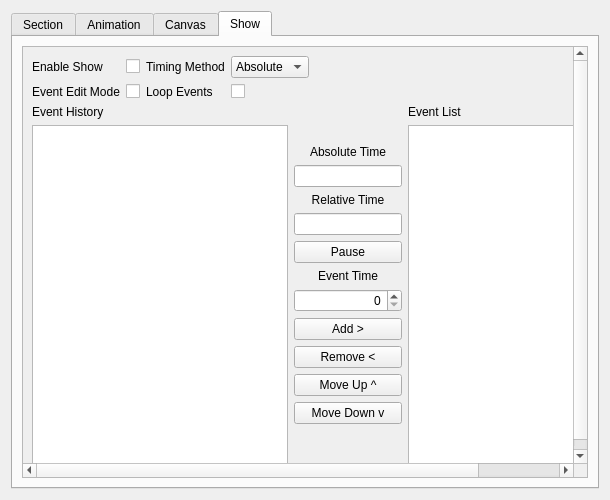
Old version of the form src/widget/maestrocontrolwidget.ui in the repository 8bitbuddhist/PixelMaestro-Studio.
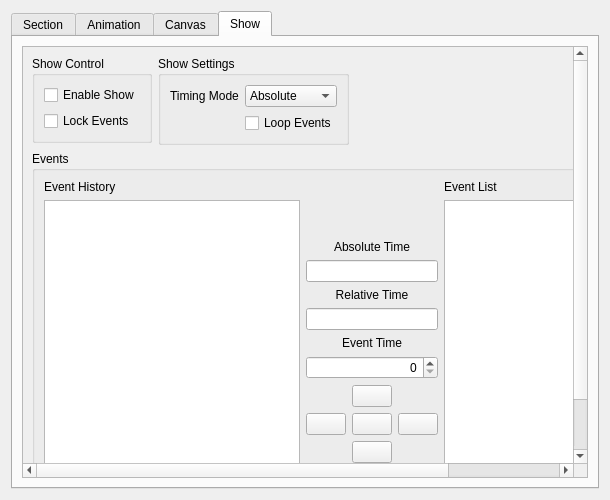
New version of the form. The open tabs and pages were chosen to show the change. Icons and pictures are not drawn.

Commit message: Revised Show UI. Several Show-related bugfixes.

Diff of the .ui file:
```diff
--- a/src/widget/maestrocontrolwidget.ui
+++ b/src/widget/maestrocontrolwidget.ui
@@ -1206,8 +1206,8 @@
            <rect>
             <x>0</x>
             <y>0</y>
-            <width>675</width>
-            <height>521</height>
+            <width>693</width>
+            <height>565</height>
            </rect>
           </property>
           <property name="sizePolicy">
@@ -1217,188 +1217,13 @@
            </sizepolicy>
           </property>
           <layout class="QGridLayout" name="gridLayout_5">
-           <item row="0" column="0">
-            <layout class="QGridLayout" name="showControlLayout">
-             <item row="0" column="0">
-              <widget class="QLabel" name="enableShowLabel">
-               <property name="text">
-                <string>Enable Show</string>
-               </property>
-              </widget>
-             </item>
-             <item row="1" column="0">
-              <widget class="QLabel" name="toggleShowModeLabel">
-               <property name="text">
-                <string>Event Edit Mode</string>
-               </property>
-              </widget>
-             </item>
+           <item row="2" column="0" colspan="5">
+            <widget class="QGroupBox" name="eventGroupBox">
+             <property name="title">
+              <string>Events</string>
+             </property>
+             <layout class="QGridLayout" name="gridLayout_17">
              <item row="1" column="1">
-              <widget class="QCheckBox" name="toggleShowModeCheckBox">
-               <property name="toolTip">
-                <string>If enabled, actions will no longer update the Maestro but will still be listed in the Event History</string>
-               </property>
-               <property name="text">
-                <string/>
-               </property>
-              </widget>
-             </item>
-             <item row="0" column="4">
-              <spacer name="horizontalSpacer_2">
-               <property name="orientation">
-                <enum>Qt::Horizontal</enum>
-               </property>
-               <property name="sizeHint" stdset="0">
-                <size>
-                 <width>40</width>
-                 <height>20</height>
-                </size>
-               </property>
-              </spacer>
-             </item>
-             <item row="0" column="1">
-              <widget class="QCheckBox" name="enableShowCheckBox">
-               <property name="toolTip">
-                <string>Enables support for queuing actions</string>
-               </property>
-               <property name="text">
-                <string/>
-               </property>
-              </widget>
-             </item>
-             <item row="0" column="2">
-              <widget class="QLabel" name="showTimingMethodLabel">
-               <property name="sizePolicy">
-                <sizepolicy hsizetype="Minimum" vsizetype="Preferred">
-                 <horstretch>0</horstretch>
-                 <verstretch>0</verstretch>
-                </sizepolicy>
-               </property>
-               <property name="text">
-                <string>Timing Method</string>
-               </property>
-               <property name="alignment">
-                <set>Qt::AlignLeading|Qt::AlignLeft|Qt::AlignVCenter</set>
-               </property>
-              </widget>
-             </item>
-             <item row="0" column="3">
-              <widget class="QComboBox" name="showTimingMethodComboBox">
-               <property name="sizePolicy">
-                <sizepolicy hsizetype="Minimum" vsizetype="Fixed">
-                 <horstretch>0</horstretch>
-                 <verstretch>0</verstretch>
-                </sizepolicy>
-               </property>
-               <property name="toolTip">
-                <string>Sets the timing method. Absolute tracks from the current time, while Relative tracks from the last Event time</string>
-               </property>
-               <item>
-                <property name="text">
-                 <string>Absolute</string>
-                </property>
-               </item>
-               <item>
-                <property name="text">
-                 <string>Relative</string>
-                </property>
-               </item>
-              </widget>
-             </item>
-             <item row="1" column="2">
-              <widget class="QLabel" name="loopLabel">
-               <property name="text">
-                <string>Loop Events</string>
-               </property>
-              </widget>
-             </item>
-             <item row="1" column="3">
-              <widget class="QCheckBox" name="loopCheckBox">
-               <property name="toolTip">
-                <string>Repeats the Show after the last Event (Relative timing only)</string>
-               </property>
-               <property name="text">
-                <string/>
-               </property>
-              </widget>
-             </item>
-            </layout>
-           </item>
-           <item row="1" column="0">
-            <layout class="QGridLayout" name="eventManagementLayout">
-             <item row="0" column="2">
-              <layout class="QVBoxLayout" name="eventListLayout">
-               <item>
-                <widget class="QLabel" name="eventListLabel">
-                 <property name="sizePolicy">
-                  <sizepolicy hsizetype="MinimumExpanding" vsizetype="Fixed">
-                   <horstretch>0</horstretch>
-                   <verstretch>0</verstretch>
-                  </sizepolicy>
-                 </property>
-                 <property name="text">
-                  <string>Event List</string>
-                 </property>
-                </widget>
-               </item>
-               <item>
-                <widget class="QListWidget" name="eventListWidget">
-                 <property name="sizePolicy">
-                  <sizepolicy hsizetype="MinimumExpanding" vsizetype="Minimum">
-                   <horstretch>0</horstretch>
-                   <verstretch>0</verstretch>
-                  </sizepolicy>
-                 </property>
-                 <property name="toolTip">
-                  <string>Lists all of the Show's events</string>
-                 </property>
-                 <property name="sizeAdjustPolicy">
-                  <enum>QAbstractScrollArea::AdjustIgnored</enum>
-                 </property>
-                 <property name="selectionMode">
-                  <enum>QAbstractItemView::ExtendedSelection</enum>
-                 </property>
-                </widget>
-               </item>
-              </layout>
-             </item>
-             <item row="0" column="0">
-              <layout class="QVBoxLayout" name="eventHistoryLayout">
-               <item>
-                <widget class="QLabel" name="eventHistoryLabel">
-                 <property name="sizePolicy">
-                  <sizepolicy hsizetype="MinimumExpanding" vsizetype="Fixed">
-                   <horstretch>0</horstretch>
-                   <verstretch>0</verstretch>
-                  </sizepolicy>
-                 </property>
-                 <property name="text">
-                  <string>Event History</string>
-                 </property>
-                </widget>
-               </item>
-               <item>
-                <widget class="QListWidget" name="eventHistoryWidget">
-                 <property name="sizePolicy">
-                  <sizepolicy hsizetype="MinimumExpanding" vsizetype="Minimum">
-                   <horstretch>0</horstretch>
-                   <verstretch>0</verstretch>
-                  </sizepolicy>
-                 </property>
-                 <property name="toolTip">
-                  <string>The most recent actions performed in the Animation Editor</string>
-                 </property>
-                 <property name="selectionMode">
-                  <enum>QAbstractItemView::ExtendedSelection</enum>
-                 </property>
-                 <property name="selectionRectVisible">
-                  <bool>true</bool>
-                 </property>
-                </widget>
-               </item>
-              </layout>
-             </item>
-             <item row="0" column="1">
               <layout class="QVBoxLayout" name="eventAddRemoveLayout">
                <property name="sizeConstraint">
                 <enum>QLayout::SetMinimumSize</enum>
@@ -1489,13 +1314,6 @@
                  </property>
                 </widget>
                </item>
-               <item>
-                <widget class="QPushButton" name="showPauseButton">
-                 <property name="text">
-                  <string>Pause</string>
-                 </property>
-                </widget>
-               </item>
                <item>
                 <widget class="QLabel" name="eventTimeLabel">
                  <property name="sizePolicy">
@@ -1535,6 +1353,8 @@
                 </widget>
                </item>
                <item>
+                 <layout class="QGridLayout" name="eventEditGridLayout">
+                  <item row="1" column="2">
                 <widget class="QPushButton" name="addEventButton">
                  <property name="sizePolicy">
                   <sizepolicy hsizetype="Minimum" vsizetype="Fixed">
@@ -1546,11 +1366,15 @@
                   <string>Adds the selected Event(s) to the Event List</string>
                  </property>
                  <property name="text">
-                  <string>Add &gt;</string>
+                     <string/>
+                    </property>
+                    <property name="icon">
+                     <iconset resource="../resources/images/images.qrc">
+                      <normaloff>:/icon_next.png</normaloff>:/icon_next.png</iconset>
                  </property>
                 </widget>
                </item>
-               <item>
+                  <item row="1" column="0">
                 <widget class="QPushButton" name="removeEventButton">
                  <property name="sizePolicy">
                   <sizepolicy hsizetype="Minimum" vsizetype="Fixed">
@@ -1562,23 +1386,52 @@
                   <string>Removes the selected Event(s) from the Event List</string>
                  </property>
                  <property name="text">
-                  <string>Remove &lt;</string>
+                     <string/>
+                    </property>
+                    <property name="icon">
+                     <iconset resource="../resources/images/images.qrc">
+                      <normaloff>:/icon_back.png</normaloff>:/icon_back.png</iconset>
                  </property>
                 </widget>
                </item>
-               <item>
+                  <item row="0" column="1">
                 <widget class="QPushButton" name="moveEventUpButton">
                  <property name="text">
-                  <string>Move Up ^</string>
+                     <string/>
+                    </property>
+                    <property name="icon">
+                     <iconset resource="../resources/images/images.qrc">
+                      <normaloff>:/icon_up.png</normaloff>:/icon_up.png</iconset>
                  </property>
                 </widget>
                </item>
-               <item>
+                  <item row="2" column="1">
                 <widget class="QPushButton" name="moveEventDownButton">
                  <property name="text">
-                  <string>Move Down v</string>
-                 </property>
-                </widget>
+                     <string/>
+                    </property>
+                    <property name="icon">
+                     <iconset resource="../resources/images/images.qrc">
+                      <normaloff>:/icon_down.png</normaloff>:/icon_down.png</iconset>
+                    </property>
+                   </widget>
+                  </item>
+                  <item row="1" column="1">
+                   <widget class="QPushButton" name="showPauseButton">
+                    <property name="text">
+                     <string/>
+                    </property>
+                    <property name="icon">
+                     <iconset resource="../resources/images/images.qrc">
+                      <normaloff>:/icon_play.png</normaloff>
+                      <normalon>:/icon_pause.png</normalon>:/icon_play.png</iconset>
+                    </property>
+                    <property name="checkable">
+                     <bool>true</bool>
+                    </property>
+                   </widget>
+                  </item>
+                 </layout>
                </item>
                <item>
                 <spacer name="verticalSpacer">
@@ -1595,7 +1448,159 @@
                </item>
               </layout>
              </item>
-            </layout>
+              <item row="0" column="0">
+               <widget class="QLabel" name="eventHistoryLabel">
+                <property name="sizePolicy">
+                 <sizepolicy hsizetype="MinimumExpanding" vsizetype="Fixed">
+                  <horstretch>0</horstretch>
+                  <verstretch>0</verstretch>
+                 </sizepolicy>
+                </property>
+                <property name="text">
+                 <string>Event History</string>
+                </property>
+               </widget>
+              </item>
+              <item row="1" column="0">
+               <widget class="QListWidget" name="eventHistoryWidget">
+                <property name="sizePolicy">
+                 <sizepolicy hsizetype="MinimumExpanding" vsizetype="Minimum">
+                  <horstretch>0</horstretch>
+                  <verstretch>0</verstretch>
+                 </sizepolicy>
+                </property>
+                <property name="toolTip">
+                 <string>The most recent actions performed in the Animation Editor</string>
+                </property>
+                <property name="selectionMode">
+                 <enum>QAbstractItemView::ExtendedSelection</enum>
+                </property>
+                <property name="selectionRectVisible">
+                 <bool>true</bool>
+                </property>
+               </widget>
+              </item>
+              <item row="1" column="2">
+               <widget class="QListWidget" name="eventListWidget">
+                <property name="sizePolicy">
+                 <sizepolicy hsizetype="MinimumExpanding" vsizetype="Minimum">
+                  <horstretch>0</horstretch>
+                  <verstretch>0</verstretch>
+                 </sizepolicy>
+                </property>
+                <property name="toolTip">
+                 <string>Lists all of the Show's events</string>
+                </property>
+                <property name="sizeAdjustPolicy">
+                 <enum>QAbstractScrollArea::AdjustIgnored</enum>
+                </property>
+                <property name="selectionMode">
+                 <enum>QAbstractItemView::ExtendedSelection</enum>
+                </property>
+               </widget>
+              </item>
+              <item row="0" column="2">
+               <widget class="QLabel" name="eventListLabel">
+                <property name="sizePolicy">
+                 <sizepolicy hsizetype="MinimumExpanding" vsizetype="Fixed">
+                  <horstretch>0</horstretch>
+                  <verstretch>0</verstretch>
+                 </sizepolicy>
+                </property>
+                <property name="text">
+                 <string>Event List</string>
+                </property>
+               </widget>
+              </item>
+             </layout>
+            </widget>
+           </item>
+           <item row="1" column="0" alignment="Qt::AlignTop">
+            <widget class="QGroupBox" name="groupBox">
+             <property name="title">
+              <string>Show Control</string>
+             </property>
+             <layout class="QGridLayout" name="gridLayout_18">
+              <item row="0" column="0">
+               <widget class="QCheckBox" name="enableShowCheckBox">
+                <property name="toolTip">
+                 <string>Enables support for queuing actions</string>
+                </property>
+                <property name="text">
+                 <string>Enable Show</string>
+                </property>
+               </widget>
+              </item>
+              <item row="1" column="0">
+               <widget class="QCheckBox" name="toggleShowModeCheckBox">
+                <property name="toolTip">
+                 <string>If enabled, actions will no longer update the Maestro but will still be listed in the Event History</string>
+                </property>
+                <property name="text">
+                 <string>Lock Events</string>
+                </property>
+               </widget>
+              </item>
+             </layout>
+            </widget>
+           </item>
+           <item row="1" column="1">
+            <widget class="QGroupBox" name="showSettingsGroupBox">
+             <property name="title">
+              <string>Show Settings</string>
+             </property>
+             <layout class="QGridLayout" name="gridLayout_16">
+              <item row="1" column="1">
+               <widget class="QCheckBox" name="loopCheckBox">
+                <property name="toolTip">
+                 <string>Repeats the Show after the last Event (Relative timing only)</string>
+                </property>
+                <property name="text">
+                 <string>Loop Events</string>
+                </property>
+               </widget>
+              </item>
+              <item row="0" column="0">
+               <widget class="QLabel" name="showTimingMethodLabel">
+                <property name="sizePolicy">
+                 <sizepolicy hsizetype="Minimum" vsizetype="Preferred">
+                  <horstretch>0</horstretch>
+                  <verstretch>0</verstretch>
+                 </sizepolicy>
+                </property>
+                <property name="text">
+                 <string>Timing Mode</string>
+                </property>
+                <property name="alignment">
+                 <set>Qt::AlignLeading|Qt::AlignLeft|Qt::AlignVCenter</set>
+                </property>
+               </widget>
+              </item>
+              <item row="0" column="1">
+               <widget class="QComboBox" name="showTimingMethodComboBox">
+                <property name="sizePolicy">
+                 <sizepolicy hsizetype="Minimum" vsizetype="Fixed">
+                  <horstretch>0</horstretch>
+                  <verstretch>0</verstretch>
+                 </sizepolicy>
+                </property>
+                <property name="toolTip">
+                 <string>Sets the timing method. Absolute tracks from the current time, while Relative tracks from the last Event time</string>
+                </property>
+                <item>
+                 <property name="text">
+                  <string>Absolute</string>
+                 </property>
+                </item>
+                <item>
+                 <property name="text">
+                  <string>Relative</string>
+                 </property>
+                </item>
+               </widget>
+              </item>
+             </layout>
+            </widget>
            </item>
           </layout>
          </widget>
```
Left out of the diff: 13 changed lines with no effect on the pictures. Lines whose indentation alone changed are shown as unchanged. The commit also changes 9 other files.
